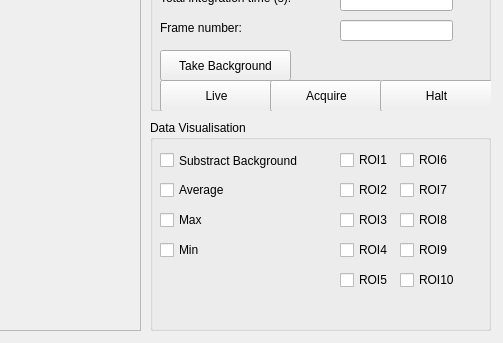
Before: the Qt Designer form nottcontrol/camera/macie/ui/MacieControl.ui in SCIFY-IvS/NOTTControl, drawn with Qt 5; both pictures show x 550 to 1053 and y 290 to 633 of the 1053 by 633 pixel window.
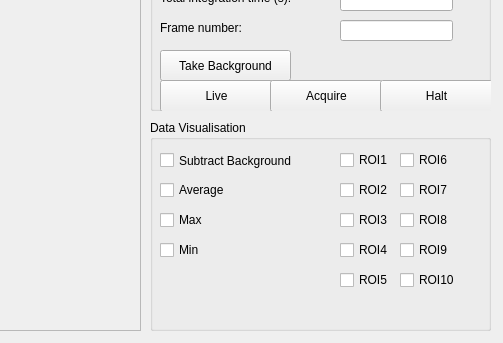
After: the same form once the commit is applied.

Commit message:
Fix H2RG FITS preview from remote server and polish the GUI.
Add configurable fits_directory for Windows SMB access, improve image display with auto-levels and responsive layout, and apply INFRATEC-style panel styling.

The edit to the form file:
```diff
--- a/nottcontrol/camera/macie/ui/MacieControl.ui
+++ b/nottcontrol/camera/macie/ui/MacieControl.ui
@@ -345,7 +345,7 @@
      </rect>
     </property>
     <property name="text">
-     <string>Substract Background</string>
+     <string>Subtract Background</string>
     </property>
    </widget>
    <widget class="QCheckBox" name="checkBox_avg">
```
The commit also changes 2 other files.
